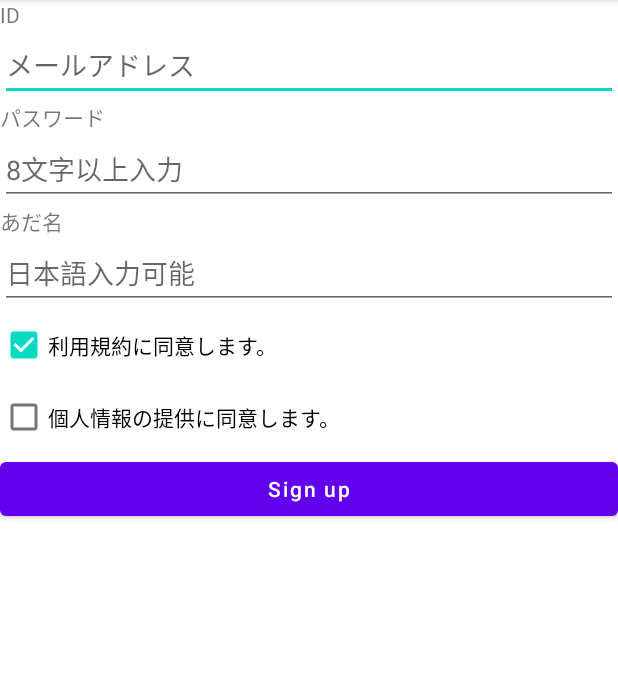
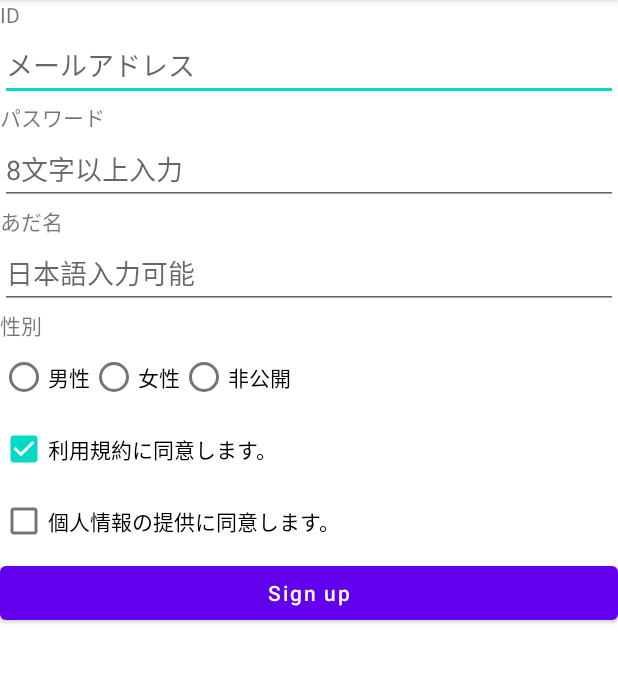
Before and after one commit to clearsky77/UIPractice_20211101, an Android app: the screen it shows after launch (MainActivity), on a phone screen of 412 x 824 dp, the part 84-767 px from its top. Run offline under Robolectric (Android 15) with nearby library versions, the phone set to English and light mode, and no system bars.

Commit message:
ラジオボタンの例

```diff
--- a/app/src/main/res/layout/activity_main.xml
+++ b/app/src/main/res/layout/activity_main.xml
@@ -35,6 +35,29 @@
         android:layout_height="wrap_content"
         android:singleLine="true"
         android:hint="日本語入力可能"/>
+    <TextView
+        android:layout_width="wrap_content"
+        android:layout_height="wrap_content"
+        android:text="性別"/>
+
+    <RadioGroup
+        android:layout_width="wrap_content"
+        android:layout_height="wrap_content"
+        android:orientation="horizontal">
+        <RadioButton
+            android:layout_width="wrap_content"
+            android:layout_height="wrap_content"
+            android:text="男性"/>
+        <RadioButton
+            android:layout_width="wrap_content"
+            android:layout_height="wrap_content"
+            android:text="女性"/>
+        <RadioButton
+            android:layout_width="wrap_content"
+            android:layout_height="wrap_content"
+            android:text="非公開"/>
+    </RadioGroup>
+
     <CheckBox
         android:layout_width="wrap_content"
         android:layout_height="wrap_content"
```
